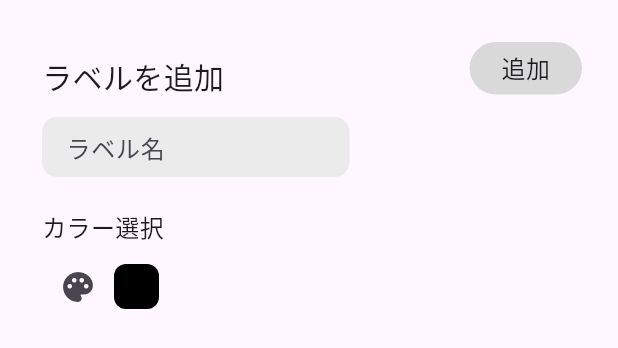
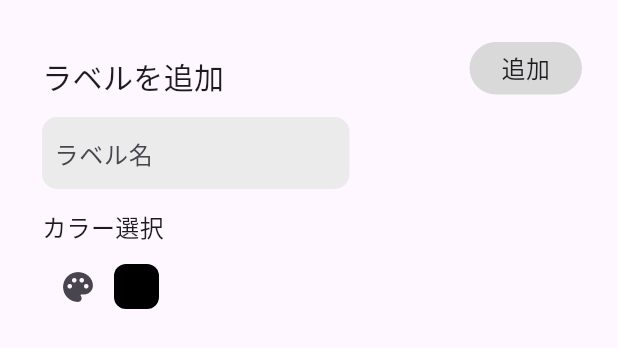
Before and after one commit to skyrinrin/flutter-practices, a Flutter app: the AddLabelWindow widget shown alone on an empty page, opened directly, on a phone screen of 412 x 824 dp. Shown: the top 348 px of the screen. Run offline on Flutter 3.47's test engine with Material 3 defaults, Android fonts, the phone set to English and light mode, and no system bars; our stand-ins replace audioplayers, dotted_border, flutter_colorpicker, flutter_local_notifications, google_fonts, hooks_riverpod and 3 more; missing offline and left inert: dart:ffi; accounts and stored records are empty.

Commit message:
'Textfieldの中身が切れてしまうことを直した'

```diff
--- a/task_app/lib/presentation/add_label_window.dart
+++ b/task_app/lib/presentation/add_label_window.dart
@@ -72,12 +72,16 @@ class _AddLabelWindowState extends ConsumerState<AddLabelWindow> {
           Positioned(
             top: 42,
             child: Container(
-              height: 40,
+              // height: 40,
               width: 205,
 
               child: TextField(
                 controller: _controller,
                 decoration: InputDecoration(
+                  contentPadding: EdgeInsets.symmetric(
+                    vertical: 0,
+                    horizontal: 4,
+                  ),
                   labelText: 'ラベル名',
                   filled: true,
                   fillColor: Color(0xFFebebeb),
@@ -86,6 +90,7 @@ class _AddLabelWindowState extends ConsumerState<AddLabelWindow> {
                     borderSide: BorderSide.none,
                   ),
                 ),
+                style: TextStyle(fontSize: 20),
               ),
             ),
           ),
```
Also changed, not shown: task_app/lib/presentation/add_task_window.dart (+8 -2 lines).
